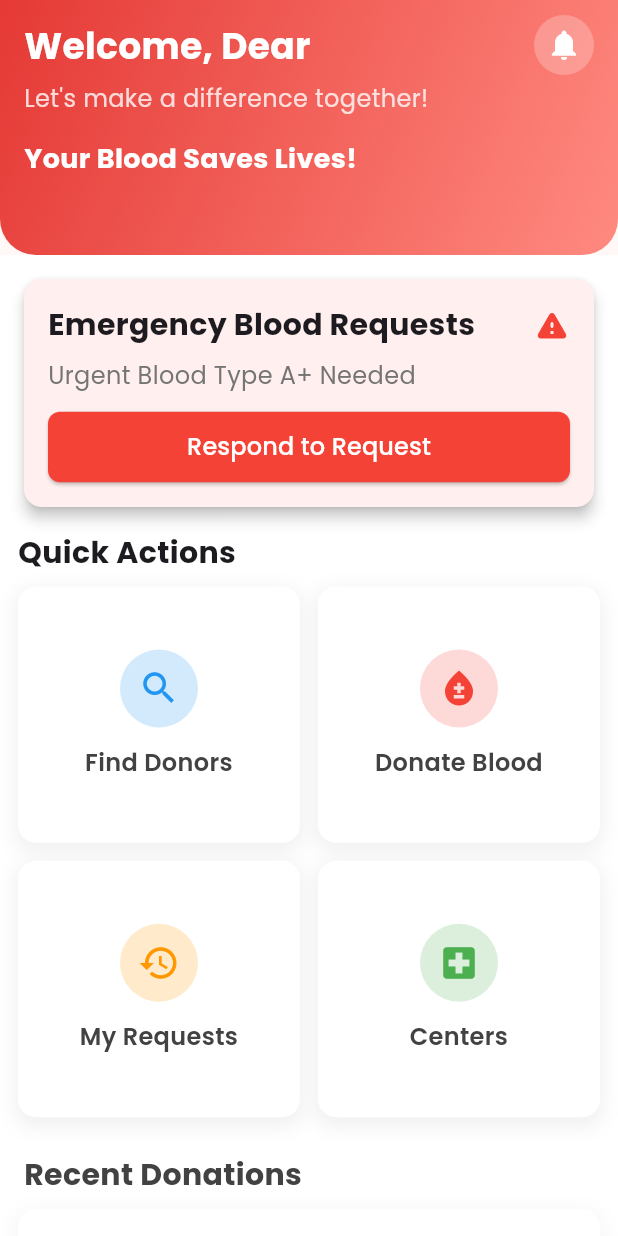
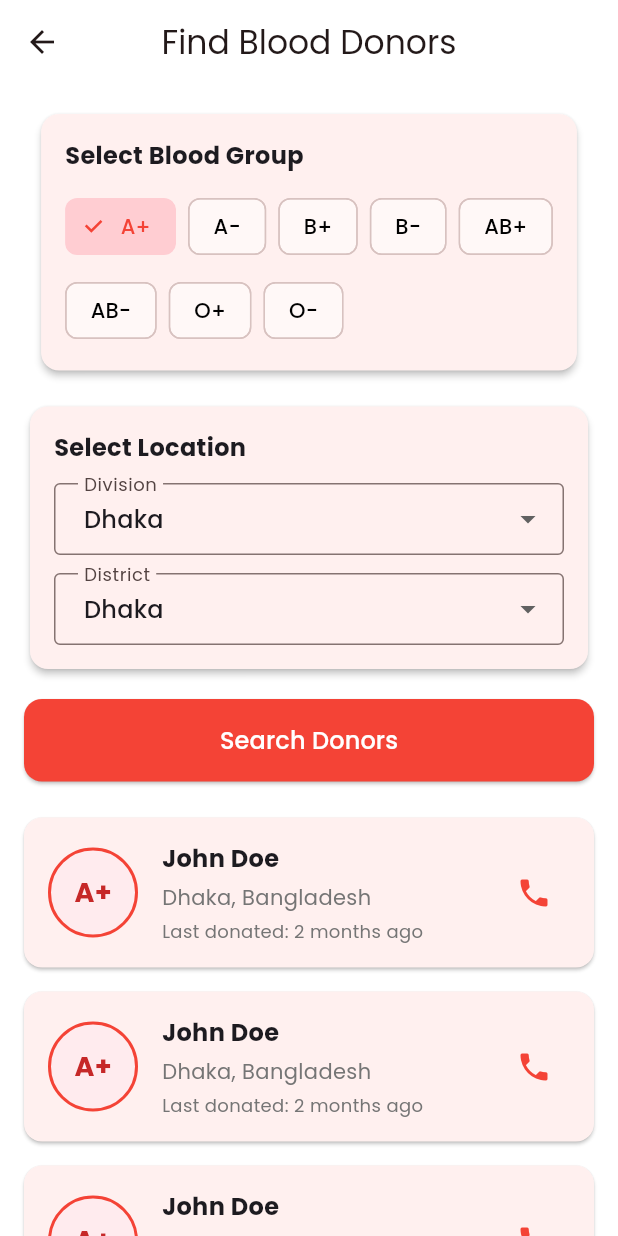
Before and after one commit to mostafizemon/blood-donation-app, a Flutter app: the HomeScreen screen opened by its route, after a tap on "Find Donors", on a phone screen of 412 x 824 dp. Run offline on Flutter 3.47's test engine with Material 3 defaults, Android fonts, the phone set to English and light mode, and no system bars; our stand-ins replace get, google_fonts.

Commit message:
complete find donor page

```diff
--- /dev/null
+++ b/lib/feature/screens/find_donors_screen/controller/find_donors_controller.dart
@@ -0,0 +1,29 @@
+import 'package:get/get.dart';
+import '../model/location.dart';
+import '../model/blood_group.dart';
+
+class FindDonorsController extends GetxController {
+  var selectedBloodGroup = BloodGroup.aPositive.obs;
+
+  // Location selection
+  var selectedDivision = Location.bangladeshDivisions.first.obs;
+  var selectedDistrict = Location.divisionDistricts[Location.bangladeshDivisions.first]!.first.obs;
+
+  // Optional getter for cleaner access in UI
+  Map<String, List<String>> get divisionDistricts => Location.divisionDistricts;
+
+  void changeBloodGroup(BloodGroup group) {
+    selectedBloodGroup.value = group;
+  }
+
+  void changeDivision(String division) {
+    selectedDivision.value = division;
+    selectedDistrict.value = Location.divisionDistricts[division]!.first;
+  }
+
+  void changeDistrict(String district) {
+    selectedDistrict.value = district;
+  }
+
+  List<String> get districts => Location.divisionDistricts[selectedDivision.value] ?? [];
+}
--- /dev/null
+++ b/lib/feature/screens/find_donors_screen/find_donors_screen.dart
@@ -0,0 +1,100 @@
+import 'package:flutter/material.dart';
+import 'package:get/get.dart';
+import 'controller/find_donors_controller.dart';
+import 'widgets/blood_group_filter.dart';
+import 'widgets/location_filter.dart';
+import 'widgets/donor_card.dart';
+
+class FindDonorsScreen extends StatelessWidget {
+  final FindDonorsController controller = Get.put(FindDonorsController());
+
+  FindDonorsScreen({super.key});
+
+  @override
+  Widget build(BuildContext context) {
+    return Scaffold(
+      appBar: AppBar(title: const Text('Find Blood Donors'), centerTitle: true),
+      body: CustomScrollView(
+        slivers: [
+          SliverPadding(
+            padding: const EdgeInsets.all(16),
+            sliver: SliverToBoxAdapter(
+              child: Column(
+                children: [
+                  _buildFilterCard(
+                    title: 'Select Blood Group',
+                    child: BloodGroupFilter(),
+                  ),
+                  const SizedBox(height: 16),
+                  _buildFilterCard(
+                    title: 'Select Location',
+                    child: LocationFilter(),
+                  ),
+                  const SizedBox(height: 16),
+                  _buildSearchButton(),
+                ],
+              ),
+            ),
+          ),
+          SliverList(
+            delegate: SliverChildBuilderDelegate(
+              (context, index) => DonorCard(),
+              childCount: 10,
+            ),
+          ),
+        ],
+      ),
+    );
+  }
+
+  Widget _buildFilterCard({required String title, required Widget child}) {
+    return Card(
+      elevation: 2,
+      shape: RoundedRectangleBorder(borderRadius: BorderRadius.circular(12)),
+      child: Padding(
+        padding: const EdgeInsets.all(16),
+        child: Column(
+          crossAxisAlignment: CrossAxisAlignment.start,
+          children: [
+            Text(
+              title,
+              style: const TextStyle(fontSize: 16, fontWeight: FontWeight.bold),
+            ),
+            const SizedBox(height: 12),
+            child,
+          ],
+        ),
+      ),
+    );
+  }
+
+  Widget _buildSearchButton() {
+    return SizedBox(
+      width: double.infinity,
+      child: ElevatedButton(
+        style: ElevatedButton.styleFrom(
+          backgroundColor: Colors.red,
+          padding: const EdgeInsets.symmetric(vertical: 16),
+          shape: RoundedRectangleBorder(
+            borderRadius: BorderRadius.circular(12),
+          ),
+        ),
+        onPressed: () {
+          final bloodGroup = controller.selectedBloodGroup.value.name;
+          final division = controller.selectedDivision.value;
+          final district = controller.selectedDistrict.value;
+
+          Get.snackbar(
+            'Searching Donors',
+            'Blood Group: $bloodGroup\nLocation: $district, $division',
+            snackPosition: SnackPosition.BOTTOM,
+          );
+        },
+        child: const Text(
+          'Search Donors',
+          style: TextStyle(fontSize: 16, color: Colors.white),
+        ),
+      ),
+    );
+  }
+}
--- /dev/null
+++ b/lib/feature/screens/find_donors_screen/model/blood_group.dart
@@ -0,0 +1,21 @@
+enum BloodGroup {
+  aPositive('A+'),
+  aNegative('A-'),
+  bPositive('B+'),
+  bNegative('B-'),
+  abPositive('AB+'),
+  abNegative('AB-'),
+  oPositive('O+'),
+  oNegative('O-');
+
+  final String name;
+  const BloodGroup(this.name);
+
+  static BloodGroup? fromString(String value) {
+    try {
+      return BloodGroup.values.firstWhere((group) => group.name == value);
+    } catch (_) {
+      return null;
+    }
+  }
+}
--- /dev/null
+++ b/lib/feature/screens/find_donors_screen/model/location.dart
@@ -0,0 +1,17 @@
+class Location {
+  static const List<String> bangladeshDivisions = [
+    'Dhaka', 'Chittagong', 'Sylhet', 'Rajshahi',
+    'Khulna', 'Barisal', 'Rangpur', 'Mymensingh'
+  ];
+
+  static const Map<String, List<String>> divisionDistricts = {
+    'Dhaka': ['Dhaka', 'Faridpur', 'Gazipur', 'Gopalganj', 'Kishoreganj', 'Madaripur', 'Manikganj', 'Munshiganj', 'Narayanganj', 'Narsingdi', 'Rajbari', 'Shariatpur', 'Tangail'],
+    'Chittagong': ['Chittagong', 'Bandarban', 'Brahmanbaria', 'Chandpur', 'Comilla', 'Cox\'s Bazar', 'Feni', 'Khagrachhari', 'Lakshmipur', 'Noakhali', 'Rangamati'],
+    'Sylhet': ['Sylhet', 'Habiganj', 'Moulvibazar', 'Sunamganj'],
+    'Rajshahi': ['Rajshahi', 'Bogra', 'Joypurhat', 'Naogaon', 'Natore', 'Chapai Nawabganj', 'Pabna', 'Sirajganj'],
+    'Khulna': ['Khulna', 'Bagerhat', 'Chuadanga', 'Jessore', 'Jhenaidah', 'Kushtia', 'Magura', 'Meherpur', 'Narail', 'Satkhira'],
+    'Barisal': ['Barisal', 'Barguna', 'Bhola', 'Jhalokati', 'Patuakhali', 'Pirojpur'],
+    'Rangpur': ['Rangpur', 'Dinajpur', 'Gaibandha', 'Kurigram', 'Lalmonirhat', 'Nilphamari', 'Panchagarh', 'Thakurgaon'],
+    'Mymensingh': ['Mymensingh', 'Jamalpur', 'Netrokona', 'Sherpur'],
+  };
+}
--- /dev/null
+++ b/lib/feature/screens/find_donors_screen/widgets/blood_group_filter.dart
@@ -0,0 +1,32 @@
+import 'package:flutter/material.dart';
+import 'package:get/get.dart';
+import '../controller/find_donors_controller.dart';
+import '../model/blood_group.dart';
+
+class BloodGroupFilter extends StatelessWidget {
+  final FindDonorsController controller = Get.find();
+
+  BloodGroupFilter({super.key});
+
+  @override
+  Widget build(BuildContext context) {
+    return Obx(() => Wrap(
+      spacing: 8,
+      runSpacing: 8,
+      children: BloodGroup.values.map((group) {
+        return FilterChip(
+          label: Text(group.name),
+          selected: group == controller.selectedBloodGroup.value,
+          onSelected: (selected) => controller.changeBloodGroup(group),
+          selectedColor: Colors.red[100],
+          checkmarkColor: Colors.red,
+          labelStyle: TextStyle(
+            color: group == controller.selectedBloodGroup.value
+                ? Colors.red
+                : Colors.black,
+          ),
+        );
+      }).toList(),
+    ));
+  }
+}
--- /dev/null
+++ b/lib/feature/screens/find_donors_screen/widgets/donor_card.dart
@@ -0,0 +1,101 @@
+import 'package:flutter/material.dart';
+import 'package:get/get.dart';
+import '../controller/find_donors_controller.dart';
+
+class DonorCard extends StatelessWidget {
+  final FindDonorsController controller = Get.find();
+
+  DonorCard({super.key});
+
+  @override
+  Widget build(BuildContext context) {
+    return Card(
+      margin: const EdgeInsets.symmetric(horizontal: 16, vertical: 8),
+      elevation: 1,
+      shape: RoundedRectangleBorder(
+        borderRadius: BorderRadius.circular(12),
+      ),
+      child: Padding(
+        padding: const EdgeInsets.all(16),
+        child: Row(
+          children: [
+            // Blood Group Badge
+            Obx(() => Container(
+              width: 60,
+              height: 60,
+              decoration: BoxDecoration(
+                color: Colors.red[50],
+                shape: BoxShape.circle,
+                border: Border.all(color: Colors.red, width: 2),
+              ),
+              child: Center(
+                child: Text(
+                  controller.selectedBloodGroup.value.name,
+                  style: TextStyle(
+                    fontSize: 18,
+                    fontWeight: FontWeight.bold,
+                    color: Colors.red[800],
+                  ),
+                ),
+              ),
+            )),
+
+            const SizedBox(width: 16),
+
+            // Donor Info
+            Expanded(
+              child: Column(
+                crossAxisAlignment: CrossAxisAlignment.start,
+                children: [
+                  Text(
+                    'John Doe',
+                    style: TextStyle(
+                      fontSize: 16,
+                      fontWeight: FontWeight.bold,
+                    ),
+                  ),
+                  const SizedBox(height: 4),
+                  Obx(() => Text(
+                    '${controller.selectedDistrict.value}, Bangladesh',
+                    style: TextStyle(color: Colors.grey[600]),
+                  )),
+                  const SizedBox(height: 4),
+                  Text(
+                    'Last donated: 2 months ago',
+                    style: TextStyle(color: Colors.grey[600], fontSize: 12),
+                  ),
+                ],
+              ),
+            ),
+
+            // Contact Button
+            IconButton(
+              icon: Icon(Icons.phone, color: Colors.red),
+              onPressed: () => _showContactDialog(context),
+            ),
+          ],
+        ),
+      ),
+    );
+  }
+
+  void _showContactDialog(BuildContext context) {
+    Get.defaultDialog(
+      title: 'Contact Donor',
+      content: const Text('Would you like to call or message this donor?'),
+      actions: [
+        TextButton(
+          onPressed: () => Get.back(),
+          child: const Text('Cancel'),
+        ),
+        ElevatedButton(
+          onPressed: () {
+            Get.back();
+            Get.snackbar('Calling', 'Connecting to donor...');
+          },
+          child: const Text('Call'),
+        ),
+      ],
+    );
+  }
+}
--- /dev/null
+++ b/lib/feature/screens/find_donors_screen/widgets/location_filter.dart
@@ -0,0 +1,60 @@
+import 'package:flutter/material.dart';
+import 'package:get/get.dart';
+import '../controller/find_donors_controller.dart';
+
+class LocationFilter extends StatelessWidget {
+  final FindDonorsController controller = Get.find();
+
+  LocationFilter({super.key});
+
+  @override
+  Widget build(BuildContext context) {
+    return Column(
+      children: [
+        // Division Dropdown
+        Obx(() => DropdownButtonFormField<String>(
+          value: controller.selectedDivision.value,
+          decoration: InputDecoration(
+            labelText: 'Division',
+            border: const OutlineInputBorder(),
+            contentPadding: const EdgeInsets.symmetric(
+              horizontal: 16,
+              vertical: 12,
+            ),
+          ),
+          items: controller.divisionDistricts.keys.map((String value) {
+            return DropdownMenuItem<String>(
+              value: value,
+              child: Text(value),
+            );
+          }).toList(),
+          onChanged: (value) {
+            if (value != null) controller.changeDivision(value);
+          },
+        )),
+        const SizedBox(height: 12),
+        // District Dropdown
+        Obx(() => DropdownButtonFormField<String>(
+          value: controller.selectedDistrict.value,
+          decoration: InputDecoration(
+            labelText: 'District',
+            border: const OutlineInputBorder(),
+            contentPadding: const EdgeInsets.symmetric(
+              horizontal: 16,
+              vertical: 12,
+            ),
+          ),
+          items: controller.districts.map((String value) {
+            return DropdownMenuItem<String>(
+              value: value,
+              child: Text(value),
+            );
+          }).toList(),
+          onChanged: (value) {
+            if (value != null) controller.changeDistrict(value);
+          },
+        )),
+      ],
+    );
+  }
+}
--- a/lib/feature/screens/home_screen/widgets/app_bar.dart
+++ b/lib/feature/screens/home_screen/widgets/app_bar.dart
@@ -3,7 +3,7 @@ import '../../../../theme/app_colors.dart';
 
 SliverAppBar buildSliverAppBar() {
   return SliverAppBar(
-    pinned: true,
+    pinned: false,
     expandedHeight: 170,
     floating: false,
     leading: const SizedBox(),
--- a/lib/feature/screens/home_screen/widgets/quick_action.dart
+++ b/lib/feature/screens/home_screen/widgets/quick_action.dart
@@ -1,4 +1,5 @@
 import 'package:flutter/material.dart';
+import 'package:get/get.dart';
 import 'action_card.dart';
 
 Widget buildQuickActionsSection(BuildContext context, bool isSmallScreen) {
@@ -24,7 +25,9 @@ Widget buildQuickActionsSection(BuildContext context, bool isSmallScreen) {
             title: "Find Donors",
             icon: Icons.search,
             color: Colors.blue,
-            onTap: () {},
+            onTap: () {
+              Get.toNamed("find_donors_screen");
+            },
           ),
           buildActionCard(
             context: context,
--- a/lib/main.dart
+++ b/lib/main.dart
@@ -3,6 +3,8 @@ import 'package:blood_donation/feature/screens/welcome_screen/welcome_screen.dar
 import 'package:blood_donation/theme/app_theme.dart';
 import 'package:flutter/material.dart';
 import 'package:get/get.dart';
+
+import 'feature/screens/find_donors_screen/find_donors_screen.dart';
 
 void main() {
   runApp(const MyApp());
@@ -21,6 +23,7 @@ class MyApp extends StatelessWidget {
       routes: {
         "/": (context) => WelcomeScreen(),
         "home_screen":(context)=>HomeScreen(),
+        "find_donors_screen":(context)=>FindDonorsScreen(),
       },
     );
   }
--- a/lib/theme/app_theme.dart
+++ b/lib/theme/app_theme.dart
@@ -16,6 +16,11 @@ class AppThemeData {
           ),
         ),
       ),
+      appBarTheme: AppBarTheme(
+        elevation: 0,
+        scrolledUnderElevation: 0,
+        backgroundColor: Colors.white
+      )
     );
   }
 }
```
